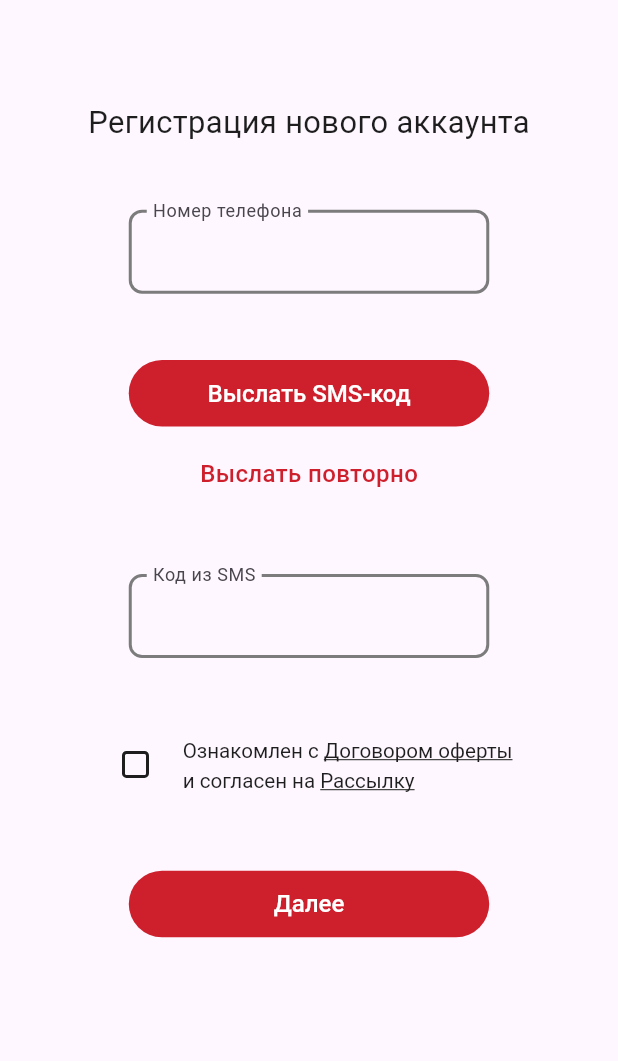
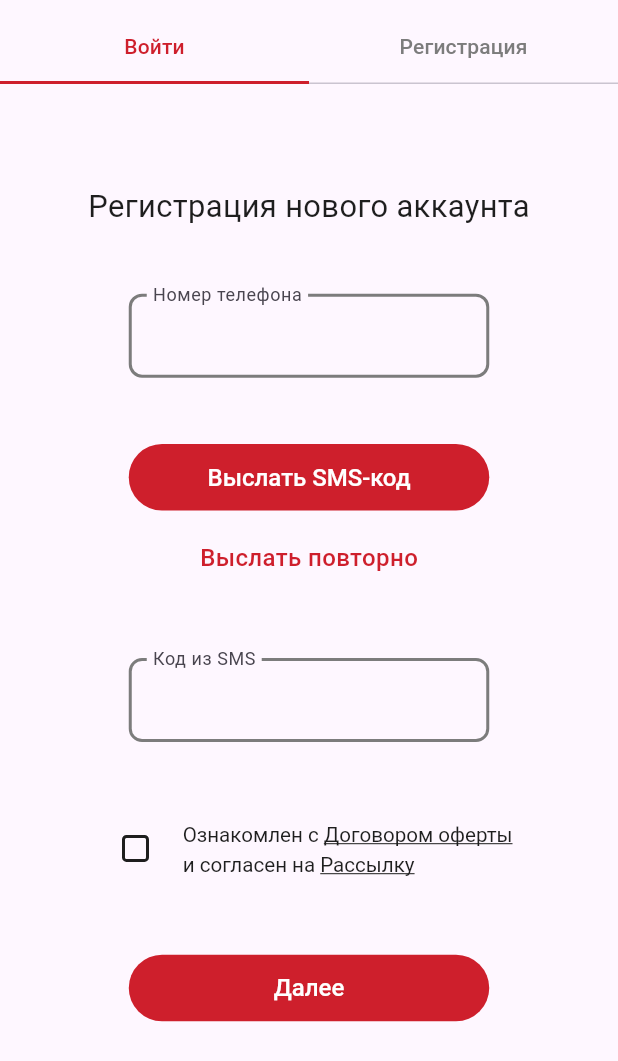
Before and after one commit to edelew/flutter-auth-app, a Flutter app: the screen it shows after launch, on a phone screen of 412 x 824 dp. Shown: the top 1061 px of the screen. Run offline on Flutter 3.47's test engine with Material 2 defaults, Android fonts, the phone set to English and light mode, and no system bars; our stand-ins replace flutter_screenutil, flutter_svg.

Commit message:
feature: add app bar tabs

```diff
--- a/lib/main.dart
+++ b/lib/main.dart
@@ -15,7 +15,6 @@ class MyApp extends StatelessWidget {
       title: 'Flutter Demo',
       debugShowCheckedModeBanner: false,
       theme: ThemeData(
-        colorScheme: ColorScheme.fromSeed(seedColor: Colors.deepPurple),
         useMaterial3: true,
       ),
       home: ScreenUtilInit(
--- a/lib/presentation/auth/auth_screen.dart
+++ b/lib/presentation/auth/auth_screen.dart
@@ -10,10 +10,28 @@ class AuthScreen extends StatelessWidget {
 
   @override
   Widget build(BuildContext context) {
-    return Scaffold(
-      resizeToAvoidBottomInset: false,
-      body: SafeArea(
-        child: Column(
+    return DefaultTabController(
+      length: 2,
+      child: Scaffold(
+        resizeToAvoidBottomInset: false,
+        appBar: AppBar(
+          flexibleSpace: const Column(
+            mainAxisAlignment: MainAxisAlignment.end,
+            children: [
+              TabBar(
+                labelColor: AppColors.red,
+                unselectedLabelColor: AppColors.gray60,
+                indicatorColor: AppColors.red,
+                indicatorSize: TabBarIndicatorSize.tab,
+                tabs: [
+                  Tab(text: 'Войти'),
+                  Tab(text: 'Регистрация'),
+                ],
+              ),
+            ],
+          ),
+        ),
+        body: Column(
           crossAxisAlignment: CrossAxisAlignment.center,
           children: [
             SizedBox(height: 60.h),
```
